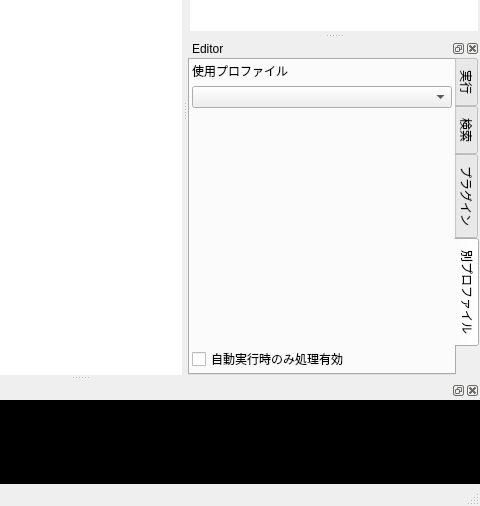
Above: src/ProfileEditor/profileeditor.ui from karakirimu/AutoBatchTools before the change; both pictures show x 320 to 800 and y 211 to 717 of the 800 by 717 pixel window. Below: the same form after it.
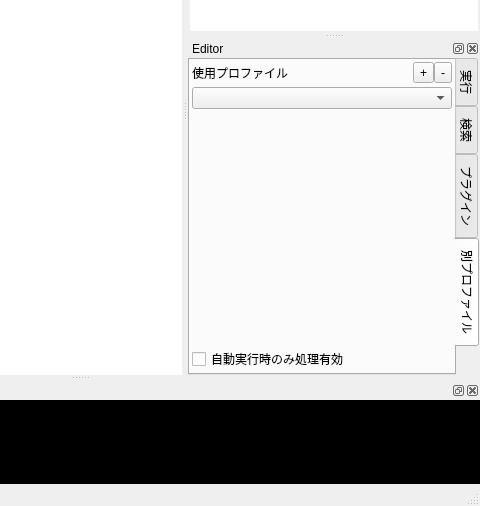
That is the form after the change. The open tabs and pages were chosen to show the change. Icons and pictures are not drawn. Custom widgets are drawn as their Qt base class.

What changed in the file:
```diff
--- a/src/ProfileEditor/profileeditor.ui
+++ b/src/ProfileEditor/profileeditor.ui
@@ -1018,6 +1018,14 @@
               <number>2</number>
              </property>
              <item>
+              <layout class="QGridLayout" name="gridLayout">
+               <property name="horizontalSpacing">
+                <number>0</number>
+               </property>
+               <property name="verticalSpacing">
+                <number>4</number>
+               </property>
+               <item row="0" column="0">
               <widget class="QLabel" name="label_45">
                <property name="text">
                 <string>使用プロファイル</string>
@@ -1027,10 +1035,7 @@
                </property>
               </widget>
              </item>
-             <item>
-              <widget class="ProfileComboBox" name="profileComboBox"/>
-             </item>
-             <item>
+               <item row="2" column="0">
               <spacer name="verticalSpacer">
                <property name="orientation">
                 <enum>Qt::Vertical</enum>
@@ -1038,10 +1043,37 @@
                <property name="sizeHint" stdset="0">
                 <size>
                  <width>20</width>
-                 <height>217</height>
+                   <height>40</height>
                 </size>
                </property>
               </spacer>
+               </item>
+               <item row="0" column="2">
+                <widget class="QToolButton" name="otherDeleteButton">
+                 <property name="text">
+                  <string>-</string>
+                 </property>
+                 <property name="icon">
+                  <iconset resource="../../res/resources.qrc">
+                   <normaloff>:/icons/Denided.png</normaloff>:/icons/Denided.png</iconset>
+                 </property>
+                </widget>
+               </item>
+               <item row="0" column="1">
+                <widget class="QToolButton" name="otherAddButton">
+                 <property name="text">
+                  <string>+</string>
+                 </property>
+                 <property name="icon">
+                  <iconset resource="../../res/resources.qrc">
+                   <normaloff>:/icons/Add.png</normaloff>:/icons/Add.png</iconset>
+                 </property>
+                </widget>
+               </item>
+               <item row="1" column="0" colspan="3">
+                <widget class="ProfileComboBox" name="profileComboBox"/>
+               </item>
+              </layout>
              </item>
              <item>
               <widget class="QCheckBox" name="autoOnlyCheckBox_4">
```
Left out of the diff: 8 changed lines with no effect on the pictures. Lines whose indentation alone changed are shown as unchanged.
